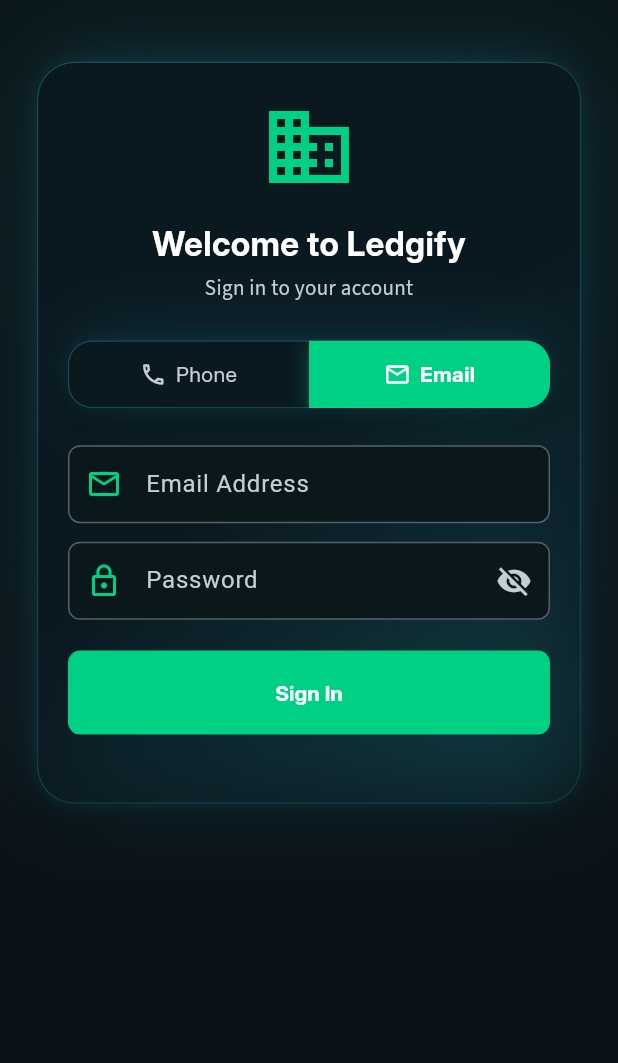
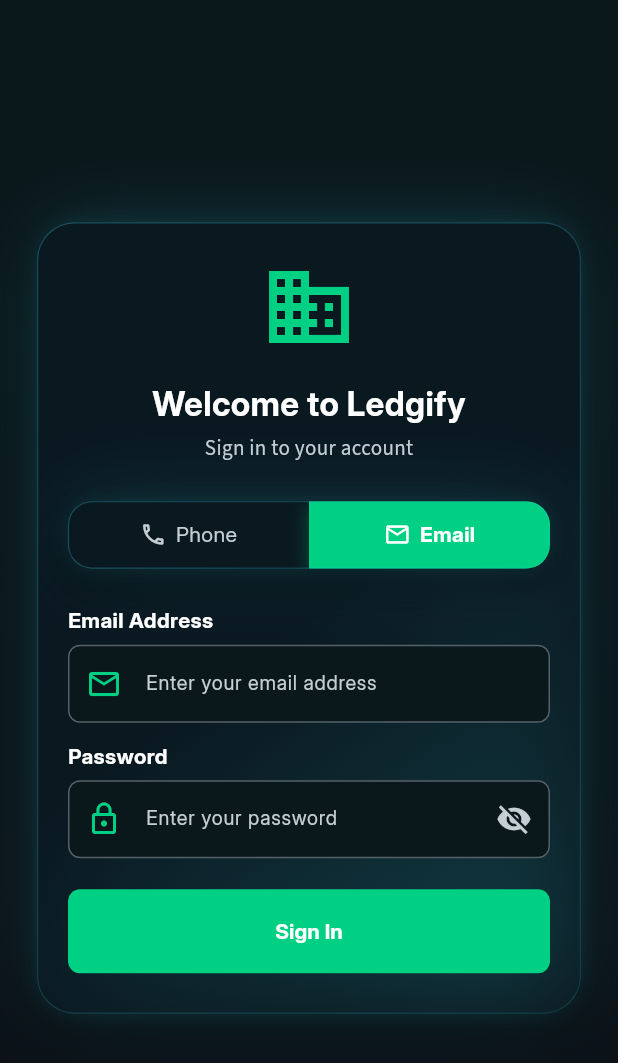
Before and after one commit to UK-Dev786/ledgfy, a Flutter app: the screen it shows after launch, after a tap on "Email", on a phone screen of 412 x 824 dp. Shown: the top 1063 px of the screen. Run offline on Flutter 3.47's test engine with Material 3 defaults, Android fonts, the phone set to English and light mode, and no system bars; our stand-ins replace flutter_riverpod, go_router.

Commit message:
add title to textfiled.

```diff
--- a/lib/core/widgets/my_text_field.dart
+++ b/lib/core/widgets/my_text_field.dart
@@ -11,6 +11,7 @@ class MyTextField extends StatefulWidget {
   final Widget? prefixIcon;
   final Widget? suffixIcon;
   final String? labelText;
+  final String? title;
   final ValueChanged<String>? onChanged;
   final String? Function(String?)? validator;
 
@@ -23,6 +24,7 @@ class MyTextField extends StatefulWidget {
     this.prefixIcon,
     this.suffixIcon,
     this.labelText,
+    this.title,
     this.onChanged,
     this.validator,
   });
@@ -42,6 +44,29 @@ class _MyTextFieldState extends State<MyTextField> {
 
   @override
   Widget build(BuildContext context) {
+    if (widget.title != null) {
+      return Column(
+        mainAxisSize: MainAxisSize.min,
+        crossAxisAlignment: CrossAxisAlignment.start,
+        children: [
+          Text(
+            widget.title!,
+            style: const TextStyle(
+              color: AppColors.white,
+              fontFamily: 'Inter',
+              fontSize: AppSizes.subtitle,
+              fontWeight: FontWeight.w600,
+            ),
+          ),
+          const SizedBox(height: 6),
+          _buildField(),
+        ],
+      );
+    }
+    return _buildField();
+  }
+
+  Widget _buildField() {
     return TextFormField(
       controller: widget.controller,
       keyboardType: widget.keyboardType,
--- a/lib/features/auth/presentation/pages/login/login_page.dart
+++ b/lib/features/auth/presentation/pages/login/login_page.dart
@@ -53,6 +53,9 @@ class _LoginPageState extends State<LoginPage> {
         backgroundColor: Colors.transparent,
         body: SafeArea(
           child: SingleChildScrollView(
+            child: ConstrainedBox(
+              constraints: BoxConstraints(minHeight: context.screenHeight),
+              child: Padding(
                 padding: EdgeInsets.symmetric(
                   horizontal: context.w * 6,
                   vertical: context.h * 5,
@@ -96,16 +99,20 @@ class _LoginPageState extends State<LoginPage> {
                         SizedBox(height: context.h * 3),
 
                         // ── Tab switcher ─────────────────────────────────────
-                    TabSwitcher(currentTab: _currentTab, onSwitch: _switchTab),
+                        TabSwitcher(
+                          currentTab: _currentTab,
+                          onSwitch: _switchTab,
+                        ),
 
                         SizedBox(height: context.h * 3),
 
                         // ── Swipeable form pages ─────────────────────────────
                         SizedBox(
-                      height: context.h * 26,
+                          height: context.h * 30,
                           child: PageView(
                             controller: _pageController,
-                        onPageChanged: (i) => setState(() => _currentTab = i),
+                            onPageChanged: (i) =>
+                                setState(() => _currentTab = i),
                             children: [
                               PhoneForm(controller: _phoneController),
                               EmailForm(
@@ -160,11 +167,13 @@ class _LoginPageState extends State<LoginPage> {
                         // ),
                       ],
                     ),
-              ),
-            ),
-          ),
-        ),
-      ),
-    );
+                  ), // MyCard
+                ), // Center
+              ), // Padding
+            ), // ConstrainedBox
+          ), // SingleChildScrollView
+        ), // SafeArea
+      ), // Scaffold
+    ); // ThemedGradientBackground
   }
 }
--- a/lib/features/auth/presentation/pages/login/sub_widgets/email_form.dart
+++ b/lib/features/auth/presentation/pages/login/sub_widgets/email_form.dart
@@ -10,6 +10,7 @@ class EmailForm extends StatelessWidget {
   final TextEditingController passwordController;
 
   const EmailForm({
+    super.key,
     required this.emailController,
     required this.passwordController,
   });
@@ -20,8 +21,8 @@ class EmailForm extends StatelessWidget {
       mainAxisSize: MainAxisSize.min,
       children: [
         MyTextField(
-          hintText: 'you@example.com',
-          labelText: 'Email Address',
+          title: 'Email Address',
+          hintText: 'Enter your email address',
           controller: emailController,
           keyboardType: TextInputType.emailAddress,
           prefixIcon: const Icon(
@@ -31,8 +32,8 @@ class EmailForm extends StatelessWidget {
         ),
         SizedBox(height: context.h * 1.5),
         MyTextField(
-          hintText: '••••••••',
-          labelText: 'Password',
+          title: 'Password',
+          hintText: 'Enter your password',
           controller: passwordController,
           obscure: true,
           prefixIcon: const Icon(Icons.lock_outline, color: AppColors.primary),
--- a/lib/features/auth/presentation/pages/login/sub_widgets/phone_form.dart
+++ b/lib/features/auth/presentation/pages/login/sub_widgets/phone_form.dart
@@ -7,7 +7,7 @@ import '../../../../../../core/widgets/my_text_field.dart';
 
 class PhoneForm extends StatelessWidget {
   final TextEditingController controller;
-  const PhoneForm({required this.controller});
+  const PhoneForm({super.key, required this.controller});
 
   @override
   Widget build(BuildContext context) {
@@ -15,8 +15,8 @@ class PhoneForm extends StatelessWidget {
       mainAxisSize: MainAxisSize.min,
       children: [
         MyTextField(
-          hintText: '+92 300 1234567',
-          labelText: 'Phone Number',
+          title: 'Phone Number',
+          hintText: 'Enter your phone number',
           controller: controller,
           keyboardType: TextInputType.phone,
           prefixIcon: const Icon(
--- a/lib/features/auth/presentation/pages/shared_widgets/tab_item.dart
+++ b/lib/features/auth/presentation/pages/shared_widgets/tab_item.dart
@@ -81,7 +81,7 @@ class TabSwitcher extends StatelessWidget {
       borderRadius: AppSizes.radiusMd,
       blur: 30,
       height: 45,
-      padding: EdgeInsetsGeometry.zero,
+      padding: EdgeInsets.zero,
       child: Row(
         children: [
           TabItem(
```
Lines whose indentation alone changed are shown as unchanged.
